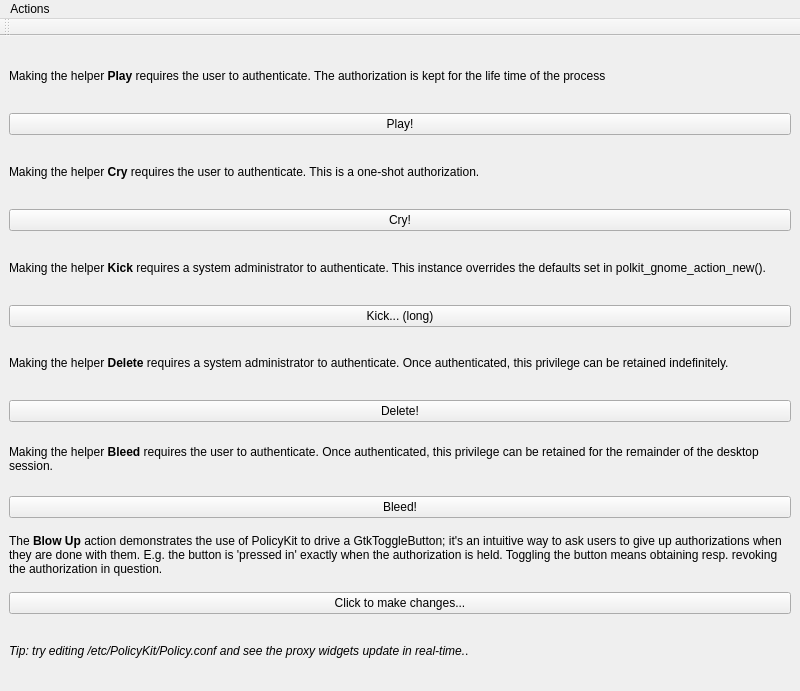
First picture: the form in examples/PkExample.ui, repository KDE/polkit-qt-1, before the edit.
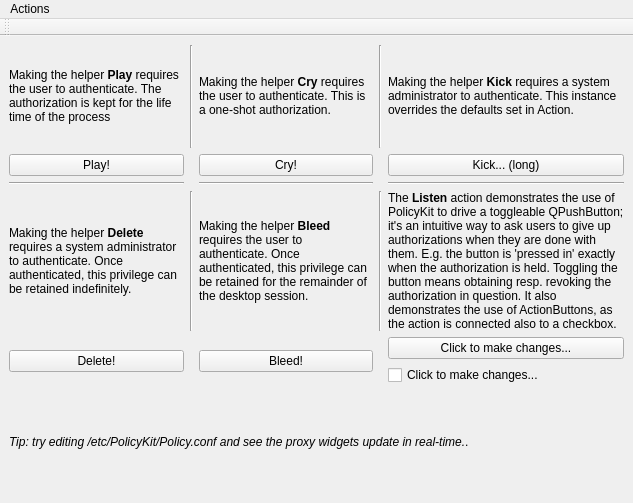
Second picture: the form after the edit.

Commit message: Huge commit:  * A better layout for the example  * Moving ActionButton to a shared d-pointer and implementing changes to a list of buttons  * Implementing ActionButtons to take advantage of the changes above  * Added a small demonstration of ActionButtons to the example

```diff
--- a/examples/PkExample.ui
+++ b/examples/PkExample.ui
@@ -5,16 +5,16 @@
    <rect>
     <x>0</x>
     <y>0</y>
-    <width>800</width>
-    <height>691</height>
+    <width>633</width>
+    <height>503</height>
    </rect>
   </property>
   <property name="windowTitle" >
    <string>PolicyKit-qt example</string>
   </property>
   <widget class="QWidget" name="centralwidget" >
-   <layout class="QVBoxLayout" name="verticalLayout" >
-    <item>
+   <layout class="QGridLayout" name="gridLayout" >
+    <item row="0" column="0" >
      <widget class="QLabel" name="label" >
       <property name="text" >
        <string>&lt;!DOCTYPE HTML PUBLIC "-//W3C//DTD HTML 4.0//EN" "http://www.w3.org/TR/REC-html40/strict.dtd">
@@ -28,14 +28,7 @@
       </property>
      </widget>
     </item>
-    <item>
-     <widget class="QPushButton" name="playPB" >
-      <property name="text" >
-       <string>Play!</string>
-      </property>
-     </widget>
-    </item>
-    <item>
+    <item row="0" column="2" >
      <widget class="QLabel" name="label_2" >
       <property name="text" >
        <string>&lt;!DOCTYPE HTML PUBLIC "-//W3C//DTD HTML 4.0//EN" "http://www.w3.org/TR/REC-html40/strict.dtd">
@@ -49,35 +42,42 @@
       </property>
      </widget>
     </item>
-    <item>
+    <item row="0" column="4" >
+     <widget class="QLabel" name="label_3" >
+      <property name="text" >
+       <string>&lt;!DOCTYPE HTML PUBLIC "-//W3C//DTD HTML 4.0//EN" "http://www.w3.org/TR/REC-html40/strict.dtd">
+&lt;html>&lt;head>&lt;meta name="qrichtext" content="1" />&lt;style type="text/css">
+p, li { white-space: pre-wrap; }
+&lt;/style>&lt;/head>&lt;body style=" font-family:'Liberation Sans'; font-size:8pt; font-weight:400; font-style:normal;">
+&lt;p style=" margin-top:0px; margin-bottom:0px; margin-left:0px; margin-right:0px; -qt-block-indent:0; text-indent:0px; font-family:'DejaVu Sans'; font-size:9pt;">Making the helper &lt;span style=" font-weight:600;">Kick&lt;/span> requires a system administrator to authenticate. This instance overrides the defaults set in Action.&lt;/p>&lt;/body>&lt;/html></string>
+      </property>
+      <property name="wordWrap" >
+       <bool>true</bool>
+      </property>
+     </widget>
+    </item>
+    <item row="1" column="0" >
+     <widget class="QPushButton" name="playPB" >
+      <property name="text" >
+       <string>Play!</string>
+      </property>
+     </widget>
+    </item>
+    <item row="1" column="2" >
      <widget class="QPushButton" name="cryPB" >
       <property name="text" >
        <string>Cry!</string>
       </property>
      </widget>
     </item>
-    <item>
-     <widget class="QLabel" name="label_3" >
-      <property name="text" >
-       <string>&lt;!DOCTYPE HTML PUBLIC "-//W3C//DTD HTML 4.0//EN" "http://www.w3.org/TR/REC-html40/strict.dtd">
-&lt;html>&lt;head>&lt;meta name="qrichtext" content="1" />&lt;style type="text/css">
-p, li { white-space: pre-wrap; }
-&lt;/style>&lt;/head>&lt;body style=" font-family:'DejaVu Sans'; font-size:9pt; font-weight:400; font-style:normal;">
-&lt;p style=" margin-top:0px; margin-bottom:0px; margin-left:0px; margin-right:0px; -qt-block-indent:0; text-indent:0px;">Making the helper &lt;span style=" font-weight:600;">Kick&lt;/span> requires a system administrator to authenticate. This instance overrides the defaults set in polkit_gnome_action_new().&lt;/p>&lt;/body>&lt;/html></string>
-      </property>
-      <property name="wordWrap" >
-       <bool>true</bool>
-      </property>
-     </widget>
-    </item>
-    <item>
+    <item row="1" column="4" >
      <widget class="QPushButton" name="kickPB" >
       <property name="text" >
        <string>Kick... (long)</string>
       </property>
      </widget>
     </item>
-    <item>
+    <item row="3" column="0" >
      <widget class="QLabel" name="label_4" >
       <property name="text" >
        <string>&lt;!DOCTYPE HTML PUBLIC "-//W3C//DTD HTML 4.0//EN" "http://www.w3.org/TR/REC-html40/strict.dtd">
@@ -91,14 +91,7 @@
       </property>
      </widget>
     </item>
-    <item>
-     <widget class="QPushButton" name="deletePB" >
-      <property name="text" >
-       <string>Delete!</string>
-      </property>
-     </widget>
-    </item>
-    <item>
+    <item row="3" column="2" >
      <widget class="QLabel" name="label_5" >
       <property name="text" >
        <string>&lt;!DOCTYPE HTML PUBLIC "-//W3C//DTD HTML 4.0//EN" "http://www.w3.org/TR/REC-html40/strict.dtd">
@@ -112,38 +105,56 @@
       </property>
      </widget>
     </item>
-    <item>
+    <item row="3" column="4" >
+     <widget class="QLabel" name="label_6" >
+      <property name="text" >
+       <string>&lt;!DOCTYPE HTML PUBLIC "-//W3C//DTD HTML 4.0//EN" "http://www.w3.org/TR/REC-html40/strict.dtd">
+&lt;html>&lt;head>&lt;meta name="qrichtext" content="1" />&lt;style type="text/css">
+p, li { white-space: pre-wrap; }
+&lt;/style>&lt;/head>&lt;body style=" font-family:'Liberation Sans'; font-size:8pt; font-weight:400; font-style:normal;">
+&lt;p style=" margin-top:0px; margin-bottom:0px; margin-left:0px; margin-right:0px; -qt-block-indent:0; text-indent:0px; font-family:'DejaVu Sans'; font-size:9pt;">The &lt;span style=" font-weight:600;">Listen&lt;/span> action demonstrates the use of PolicyKit to drive a toggleable QPushButton; it's an intuitive way to ask users to give up authorizations when they are done with them. E.g. the button is 'pressed in' exactly when the authorization is held. Toggling the button means obtaining resp. revoking the authorization in question. It also demonstrates the use of ActionButtons, as the action is connected also to a checkbox.&lt;/p>&lt;/body>&lt;/html></string>
+      </property>
+      <property name="wordWrap" >
+       <bool>true</bool>
+      </property>
+     </widget>
+    </item>
+    <item row="4" column="0" >
+     <widget class="QPushButton" name="deletePB" >
+      <property name="text" >
+       <string>Delete!</string>
+      </property>
+     </widget>
+    </item>
+    <item row="4" column="2" >
      <widget class="QPushButton" name="bleedPB" >
       <property name="text" >
        <string>Bleed!</string>
       </property>
      </widget>
     </item>
-    <item>
-     <widget class="QLabel" name="label_6" >
-      <property name="text" >
-       <string>&lt;!DOCTYPE HTML PUBLIC "-//W3C//DTD HTML 4.0//EN" "http://www.w3.org/TR/REC-html40/strict.dtd">
-&lt;html>&lt;head>&lt;meta name="qrichtext" content="1" />&lt;style type="text/css">
-p, li { white-space: pre-wrap; }
-&lt;/style>&lt;/head>&lt;body style=" font-family:'DejaVu Sans'; font-size:9pt; font-weight:400; font-style:normal;">
-&lt;p style=" margin-top:0px; margin-bottom:0px; margin-left:0px; margin-right:0px; -qt-block-indent:0; text-indent:0px;">The &lt;span style=" font-weight:600;">Blow Up&lt;/span> action demonstrates the use of PolicyKit to drive a GtkToggleButton; it's an intuitive way to ask users to give up authorizations when they are done with them. E.g. the button is 'pressed in' exactly when the authorization is held. Toggling the button means obtaining resp. revoking the authorization in question.&lt;/p>&lt;/body>&lt;/html></string>
-      </property>
-      <property name="wordWrap" >
-       <bool>true</bool>
-      </property>
-     </widget>
+    <item row="4" column="4" >
+     <layout class="QVBoxLayout" name="verticalLayout" >
+      <item>
+       <widget class="QPushButton" name="listenPB" >
+        <property name="text" >
+         <string>Click to make changes...</string>
+        </property>
+        <property name="checkable" >
+         <bool>true</bool>
+        </property>
+       </widget>
+      </item>
+      <item>
+       <widget class="QCheckBox" name="listenCB" >
+        <property name="text" >
+         <string>Click to make changes...</string>
+        </property>
+       </widget>
+      </item>
+     </layout>
     </item>
-    <item>
-     <widget class="QPushButton" name="listenPB" >
-      <property name="text" >
-       <string>Click to make changes...</string>
-      </property>
-      <property name="checkable" >
-       <bool>true</bool>
-      </property>
-     </widget>
-    </item>
-    <item>
+    <item row="5" column="0" colspan="5" >
      <widget class="QLabel" name="label_7" >
       <property name="text" >
        <string>&lt;i>Tip: try editing /etc/PolicyKit/Policy.conf and see the proxy widgets update in real-time.&lt;/i>.</string>
@@ -153,6 +164,55 @@
       </property>
      </widget>
     </item>
+    <item row="0" column="1" >
+     <widget class="Line" name="line" >
+      <property name="orientation" >
+       <enum>Qt::Vertical</enum>
+      </property>
+     </widget>
+    </item>
+    <item row="3" column="1" >
+     <widget class="Line" name="line_2" >
+      <property name="orientation" >
+       <enum>Qt::Vertical</enum>
+      </property>
+     </widget>
+    </item>
+    <item row="3" column="3" >
+     <widget class="Line" name="line_3" >
+      <property name="orientation" >
+       <enum>Qt::Vertical</enum>
+      </property>
+     </widget>
+    </item>
+    <item row="0" column="3" >
+     <widget class="Line" name="line_4" >
+      <property name="orientation" >
+       <enum>Qt::Vertical</enum>
+      </property>
+     </widget>
+    </item>
+    <item row="2" column="0" >
+     <widget class="Line" name="line_5" >
+      <property name="orientation" >
+       <enum>Qt::Horizontal</enum>
+      </property>
+     </widget>
+    </item>
+    <item row="2" column="2" >
+     <widget class="Line" name="line_6" >
+      <property name="orientation" >
+       <enum>Qt::Horizontal</enum>
+      </property>
+     </widget>
+    </item>
+    <item row="2" column="4" >
+     <widget class="Line" name="line_7" >
+      <property name="orientation" >
+       <enum>Qt::Horizontal</enum>
+      </property>
+     </widget>
+    </item>
    </layout>
   </widget>
   <widget class="QMenuBar" name="menubar" >
@@ -160,7 +220,7 @@
     <rect>
      <x>0</x>
      <y>0</y>
-     <width>800</width>
+     <width>633</width>
      <height>24</height>
     </rect>
    </property>
```
The commit also changes 9 other files.
